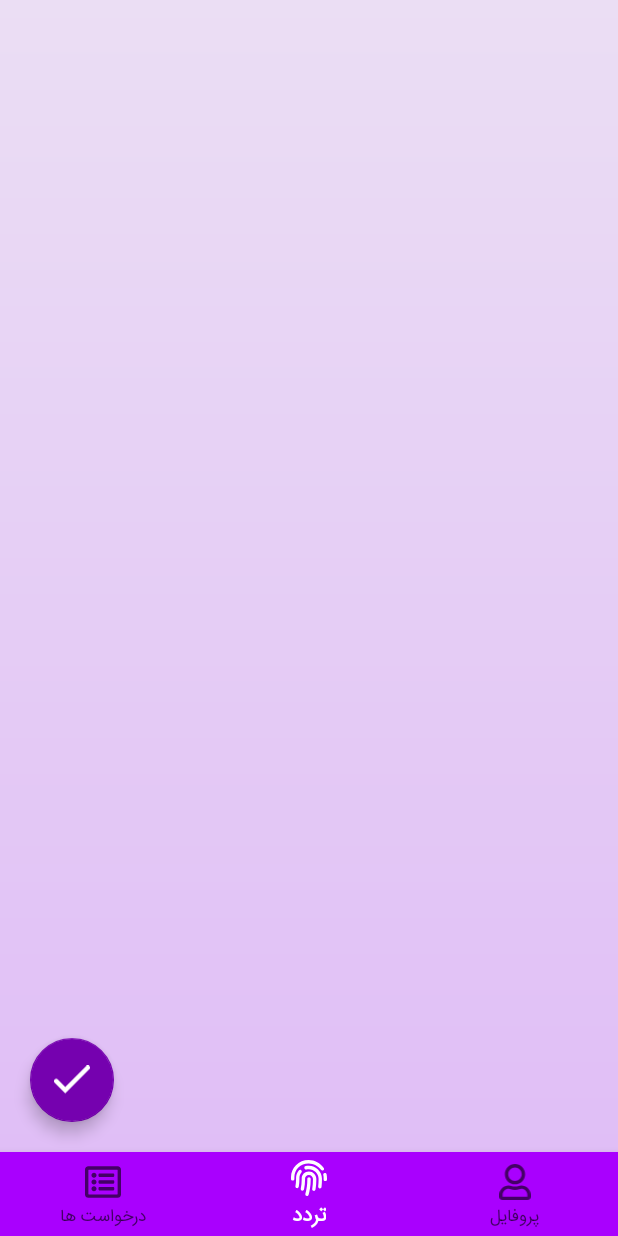
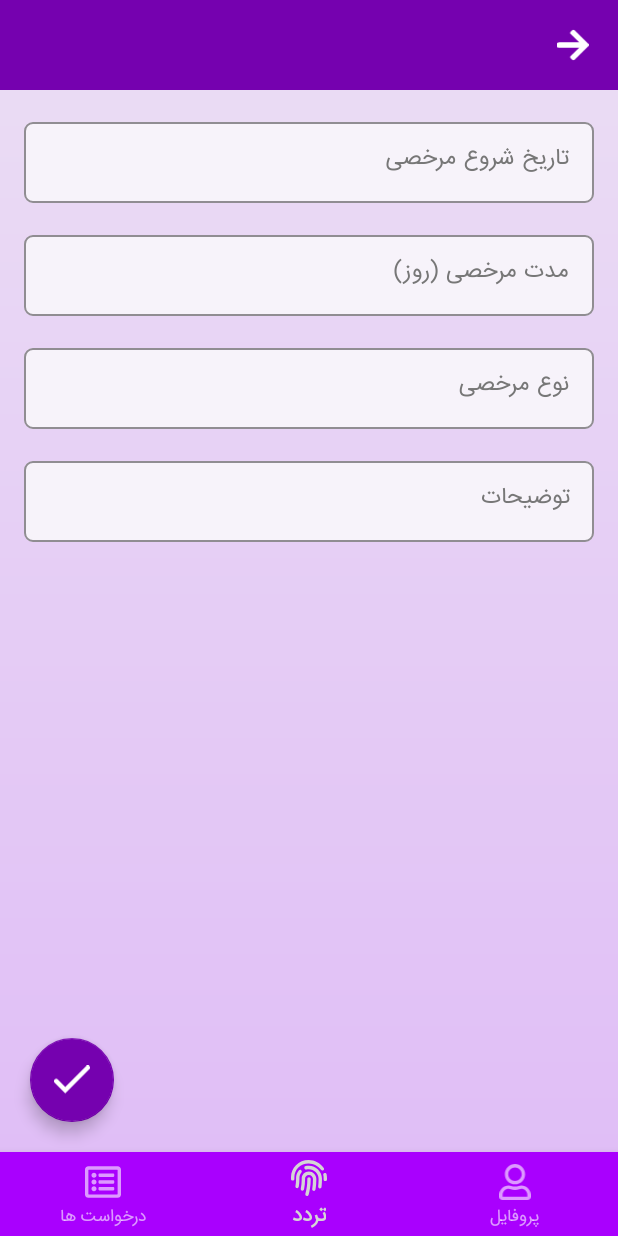
Before and after one commit to em-ad/karteam, an Android app: the fragment RequestFragment placed in its activity, on a phone screen of 412 x 824 dp. Run offline under Robolectric (Android 15) with nearby library versions, the phone set to English and light mode, and no system bars; libraries missing offline, so code that uses them is left out: ir.hamsaa.persiandatepicker; 1 statement that could not run was skipped.

Commit message:
date picker added

```diff
--- a/app/src/main/java/space/kheyrati/nanowatch/RequestFragment.java
+++ b/app/src/main/java/space/kheyrati/nanowatch/RequestFragment.java
@@ -4,17 +4,30 @@ import android.os.Bundle;
 
 import androidx.annotation.NonNull;
 import androidx.annotation.Nullable;
+import androidx.core.content.res.ResourcesCompat;
 import androidx.fragment.app.Fragment;
 
+import android.text.InputType;
 import android.view.LayoutInflater;
+import android.view.MotionEvent;
 import android.view.View;
 import android.view.ViewGroup;
 
 import com.google.android.material.floatingactionbutton.FloatingActionButton;
+import com.google.android.material.textfield.TextInputEditText;
+import com.google.android.material.textfield.TextInputLayout;
+
+import ir.hamsaa.persiandatepicker.PersianDatePickerDialog;
+import ir.hamsaa.persiandatepicker.api.PersianPickerDate;
+import ir.hamsaa.persiandatepicker.api.PersianPickerListener;
 
 public class RequestFragment extends Fragment {
 
-    FloatingActionButton fabDone;
+    private FloatingActionButton fabDone;
+    private TextInputLayout etDate;
+    private TextInputLayout etDays;
+    private TextInputLayout etType;
+    private TextInputLayout etDescription;
 
     public RequestFragment() {
         // Required empty public constructor
@@ -35,13 +48,55 @@ public class RequestFragment extends Fragment {
     @Override
     public View onCreateView(LayoutInflater inflater, ViewGroup container,
                              Bundle savedInstanceState) {
-        // Inflate the layout for this fragment
         return inflater.inflate(R.layout.fragment_request, container, false);
     }
 
     @Override
     public void onViewCreated(@NonNull View view, @Nullable Bundle savedInstanceState) {
         super.onViewCreated(view, savedInstanceState);
+        findViews(view);
+        setupEditTexts();
+    }
+
+    private void setupEditTexts() {
+        etDate.setHint("تاریخ شروع مرخصی");
+        etDays.setHint("مدت مرخصی (روز)");
+        etType.setHint("نوع مرخصی");
+        etDescription.setHint("توضیحات");
+
+        ((TextInputEditText) etDays.findViewById(R.id.edittext))
+                .setInputType(InputType.TYPE_NUMBER_VARIATION_NORMAL);
+
+        etDate.findViewById(R.id.edittext).setOnTouchListener((view, motionEvent) -> {
+            if(motionEvent.getAction() == MotionEvent.ACTION_DOWN) return false;
+            if(getContext() == null) return false;
+            new PersianDatePickerDialog(getContext())
+                    .setListener(new PersianPickerListener() {
+                        @Override
+                        public void onDateSelected(PersianPickerDate persianPickerDate) {
+                            ((TextInputEditText) etDate.findViewById(R.id.edittext))
+                                    .setText(persianPickerDate.getPersianLongDate());
+                        }
+
+                        @Override
+                        public void onDismissed() {}
+                    })
+                    .setPickerBackgroundDrawable(R.drawable.bottom_rounded_purple)
+                    .setTypeFace(ResourcesCompat.getFont(getContext(), R.font.app_font))
+                    .setInitDate(System.currentTimeMillis())
+                    .show();
+            view.performClick();
+            return true;
+        });
+    }
+
+    private void findViews(View view) {
+        view.findViewById(R.id.arrow).setOnClickListener(v ->
+                getParentFragmentManager().popBackStackImmediate());
         fabDone = view.findViewById(R.id.fabDone);
+        etDate = view.findViewById(R.id.etDate);//.findViewById(R.id.edittext);
+        etDays = view.findViewById(R.id.etDays);//.findViewById(R.id.edittext);
+        etType = view.findViewById(R.id.etType);//.findViewById(R.id.edittext);
+        etDescription = view.findViewById(R.id.etDescription);//.findViewById(R.id.edittext);
     }
 }
--- /dev/null
+++ b/app/src/main/res/layout/edittext.xml
@@ -0,0 +1,29 @@
+<?xml version="1.0" encoding="utf-8"?>
+<com.google.android.material.textfield.TextInputLayout xmlns:android="http://schemas.android.com/apk/res/android"
+    xmlns:app="http://schemas.android.com/apk/res-auto"
+    android:layout_width="match_parent"
+    android:layout_height="wrap_content"
+    android:layout_marginTop="16dp"
+    app:boxBackgroundColor="@color/secondary_very_light"
+    app:boxCornerRadiusTopEnd="6dp"
+    app:boxCornerRadiusTopStart="6dp"
+    app:boxCornerRadiusBottomEnd="6dp"
+    app:boxCornerRadiusBottomStart="6dp"
+    app:boxStrokeColor="@color/primary"
+    style="@style/Widget.MaterialComponents.TextInputLayout.OutlinedBox.Dense"
+    app:boxStrokeWidth="1dp"
+    app:boxStrokeWidthFocused="1dp"
+    android:textColorHint="#777"
+    app:hintTextColor="@color/primary_very_dark">
+
+    <com.google.android.material.textfield.TextInputEditText
+        android:id="@+id/edittext"
+        android:layout_width="match_parent"
+        android:layout_height="wrap_content"
+        android:fontFamily="@font/app_font"
+        android:hint="متن را بنویسید"
+        android:textColor="#333"
+        android:textCursorDrawable="@color/black"
+        android:textSize="15sp" />
+
+</com.google.android.material.textfield.TextInputLayout>
--- a/app/src/main/res/layout/fragment_request.xml
+++ b/app/src/main/res/layout/fragment_request.xml
@@ -9,12 +9,38 @@
     android:background="@drawable/background_gradient"
     tools:context=".RequestFragment">
 
-    <com.google.android.material.textview.MaterialTextView
+    <include layout="@layout/toolbar" android:id="@+id/toolbar"/>
+
+    <ScrollView
+        android:id="@+id/scrollView"
+        android:layout_width="match_parent"
+        android:fillViewport="true"
+        app:layout_constraintTop_toBottomOf="@id/toolbar"
+        android:layout_height="wrap_content">
+
+    <LinearLayout
         android:layout_width="match_parent"
         android:layout_height="wrap_content"
-        app:layout_constraintTop_toTopOf="parent"
+        android:paddingRight="16dp"
+        android:paddingLeft="16dp"
+        android:paddingBottom="72dp"
+        android:orientation="vertical">
 
-        />
+        <include layout="@layout/edittext"
+            android:id="@+id/etDate"/>
+
+        <include layout="@layout/edittext"
+            android:id="@+id/etDays"/>
+
+        <include layout="@layout/edittext"
+            android:id="@+id/etType"/>
+
+        <include layout="@layout/edittext"
+            android:id="@+id/etDescription"/>
+
+    </LinearLayout>
+
+    </ScrollView>
 
     <com.google.android.material.floatingactionbutton.FloatingActionButton
         android:id="@+id/fabDone"
--- a/app/src/main/res/layout/toolbar.xml
+++ b/app/src/main/res/layout/toolbar.xml
@@ -3,6 +3,7 @@
     android:layout_width="match_parent"
     android:layout_height="60dp"
     xmlns:app="http://schemas.android.com/apk/res-auto"
+    xmlns:tools="http://schemas.android.com/tools"
     android:background="@color/primary_dark">
 
     <androidx.appcompat.widget.AppCompatImageView
@@ -11,7 +12,20 @@
         app:layout_constraintTop_toTopOf="parent"
         app:layout_constraintBottom_toBottomOf="parent"
         app:layout_constraintRight_toRightOf="parent"
-        app:srcCompat=""
+        app:srcCompat="@drawable/ic_arrow_right"
+        android:padding="18dp"
+        android:id="@+id/arrow"
+        />
+
+    <TextView
+        android:layout_width="wrap_content"
+        android:layout_height="match_parent"
+        android:gravity="center_vertical|right"
+        tools:text="نام صفحه"
+        android:textColor="@color/white"
+        android:textSize="17sp"
+        app:layout_constraintRight_toLeftOf="@id/arrow"
+        android:fontFamily="@font/app_font"
         />
 
 </androidx.constraintlayout.widget.ConstraintLayout>
--- a/app/src/main/res/values/colors.xml
+++ b/app/src/main/res/values/colors.xml
@@ -10,8 +10,10 @@
 
     <color name="primary">#A900FE</color>
     <color name="primary_dark">#7501AF</color>
+    <color name="primary_very_dark">#32024A</color>
     <color name="secondary">#E0BEF6</color>
     <color name="secondary_light">#EBDEF4</color>
+    <color name="secondary_very_light">#F7F3FA</color>
 
 	<color name="grey_6">#333333</color>
 
--- a/app/src/main/res/values/themes.xml
+++ b/app/src/main/res/values/themes.xml
@@ -1,14 +1,14 @@
 <resources xmlns:tools="http://schemas.android.com/tools">
     <!-- Base application theme. -->
-    <style name="Theme.NanoWatch" parent="Theme.MaterialComponents.DayNight.NoActionBar">
-        <!-- Primary brand color. -->
-        <item name="colorPrimary">@color/white</item>
+    <style name="Theme.NanoWatch" parent="Theme.MaterialComponents.NoActionBar">
+        <item name="colorPrimary">#d5d5d5</item>
         <item name="colorPrimaryVariant">@color/purple_700</item>
         <item name="colorOnPrimary">@color/white</item>
         <item name="colorSecondary">@color/teal_200</item>
         <item name="colorSecondaryVariant">@color/teal_700</item>
         <item name="colorOnSecondary">@color/black</item>
         <item name="android:statusBarColor" >#00ffffff</item>
-        <item name="colorSecondaryContainer">@color/white</item>
+        <item name="statusBarBackground" >#00ffffff</item>
+        <item name="colorSecondaryContainer">#00ffffff</item>
     </style>
 </resources>
```
